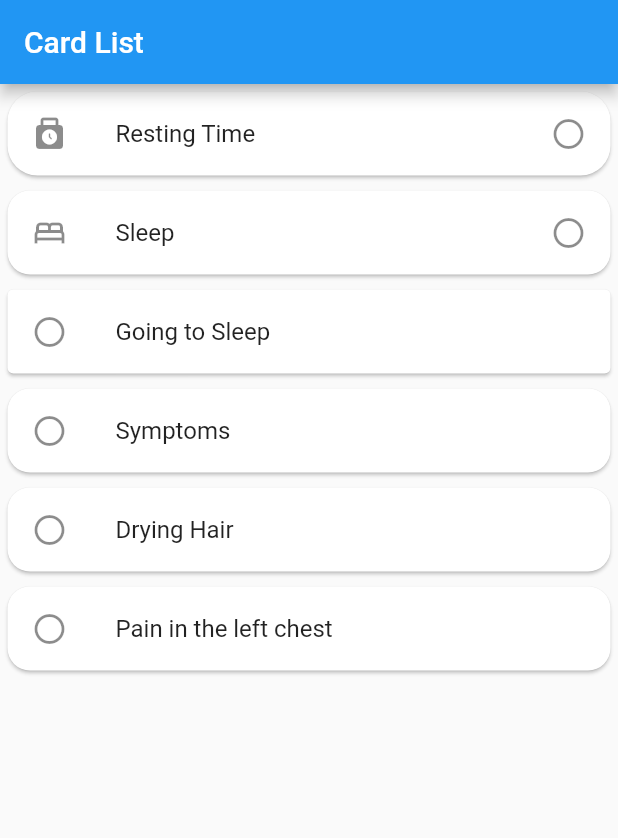
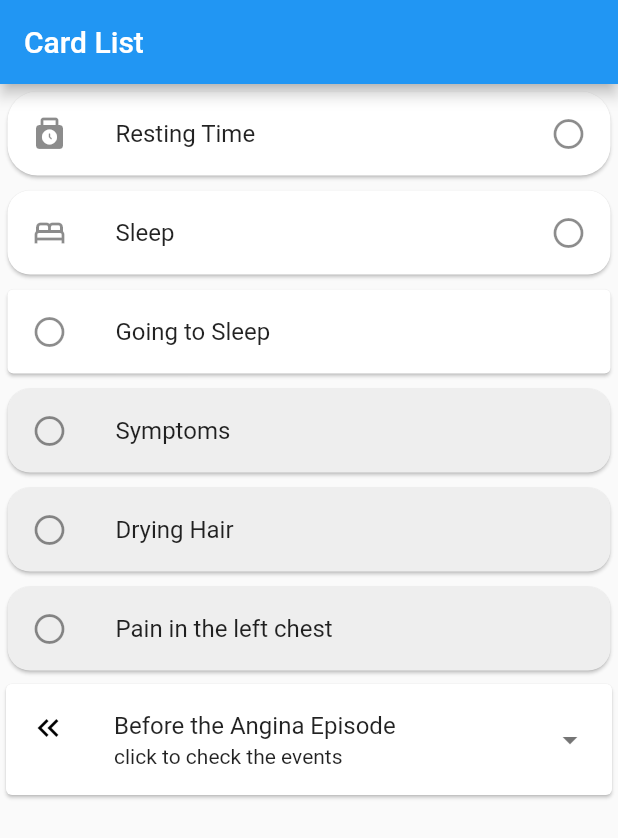
Before and after one commit to vinay061/accordionlist, a Flutter app: the screen it shows after launch, on a phone screen of 412 x 824 dp. Shown: the top 838 px of the screen. Run offline on Flutter 3.47's test engine with Material 2 defaults, Android fonts, the phone set to English and light mode, and no system bars; our stand-ins replace accordion, hive_flutter; accounts and stored records are empty.

Commit message:
third commit

```diff
--- a/lib/main.dart
+++ b/lib/main.dart
@@ -4,6 +4,7 @@ import 'package:accordionlist/pages/anjina_page.dart';
 import 'package:accordionlist/pages/home_page.dart';
 import 'package:accordionlist/pages/listview.dart';
 import 'package:accordionlist/pages/cardlist.dart';
+import 'package:accordionlist/pages/listbuilder.dart';
 
 void main() {
   runApp(const MyApp());
--- a/lib/pages/cardlist.dart
+++ b/lib/pages/cardlist.dart
@@ -1,5 +1,6 @@
 import 'package:flutter/material.dart';
 import 'package:accordionlist/pages/reusablecard.dart';
+import 'package:accordionlist/pages/listbuilder.dart';
 
 class Cardlist extends StatelessWidget {
   Cardlist();
@@ -18,6 +19,7 @@ class Cardlist extends StatelessWidget {
           Reusecard(name: 'Symptoms'),
           Reusecard(name: 'Drying Hair'),
           Reusecard(name: 'Pain in the left chest'),
+          const ExpansionState(),
         ],
       ),
     );
@@ -113,3 +115,64 @@ class CardThree extends StatelessWidget {
     );
   }
 }
+
+class ExpansionState extends StatefulWidget {
+  const ExpansionState({Key? key}) : super(key: key);
+
+  @override
+  State<StatefulWidget> createState() {
+    return _ExpansionStateWidget();
+  }
+}
+
+class _ExpansionStateWidget extends State<ExpansionState> {
+  bool _customTileExpanded = false;
+
+  @override
+  Widget build(BuildContext context) {
+    return Column(
+      children: <Widget>[
+        Card(
+          child: ExpansionTile(
+            leading: const Icon(
+              Icons.keyboard_double_arrow_left,
+              color: Colors.black,
+            ),
+            title: const Text('Before the Angina Episode'),
+            subtitle: const Text('click to check the events'),
+            trailing: Icon(_customTileExpanded
+                ? Icons.arrow_drop_down_circle
+                : Icons.arrow_drop_down),
+            children: [
+              // const ListTile(
+              //   title: Text('Resting'),
+              // ),
+              // const ListTile(
+              //   title: Text('Walking'),
+              // ),
+              // const ListTile(
+              //   title: Text('Sitting on Couch'),
+              // ),
+              Reusecard(name: 'During the day'),
+              Reusecard(name: 'Woken from Sleep'),
+              Reusecard(name: 'On couch evening'),
+              ExpansionTile(
+                title: const Text('Environmental Pollutants'),
+                children: [
+                  Reusecard(name: 'Noise'),
+                  Reusecard(name: 'Lightning'),
+                  Reusecard(name: 'Crowded Environment')
+                ],
+              ),
+            ],
+            onExpansionChanged: (bool expanded) {
+              setState(() {
+                _customTileExpanded = expanded;
+              });
+            },
+          ),
+        ),
+      ],
+    );
+  }
+}
--- a/lib/pages/reusablecard.dart
+++ b/lib/pages/reusablecard.dart
@@ -10,6 +10,7 @@ class Reusecard extends StatelessWidget {
     return Center(
       child: Card(
         margin: const EdgeInsets.all(5),
+        color: Colors.grey[200],
         shape: RoundedRectangleBorder(borderRadius: BorderRadius.circular(15)),
         child: ListTile(
           leading: Icon(Icons.radio_button_unchecked_outlined),
```
Also changed, not shown: lib/pages/listbuilder.dart (added, +34 -0 lines).
